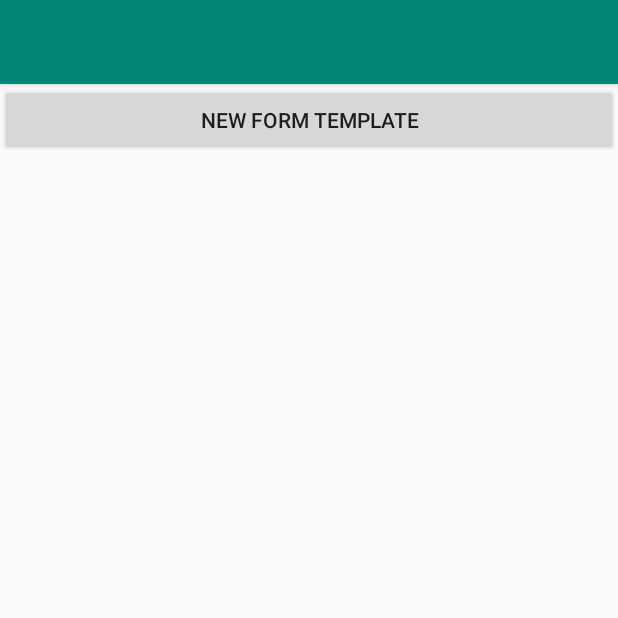
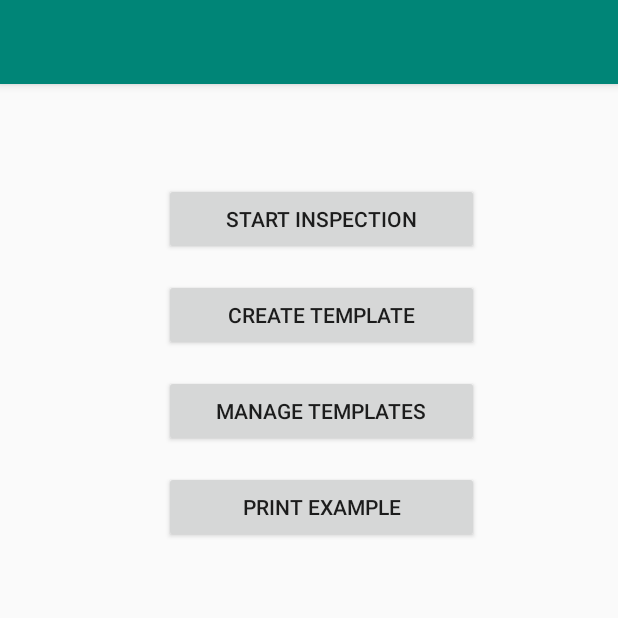
Before and after one commit to MethodicalMadness/Inspect, an Android app: the screen it shows after launch (MainActivity), on a phone screen of 412 x 824 dp, the top half of it. Run offline under Robolectric (Android 15) with nearby library versions, the phone set to English and light mode, and no system bars.

Commit message:
Attempting to flesh out UI interaction.
Basic menu screens created, code existing added to an example button, will be referenced later to add buttons to template editor on the fly.

Issues with original layout, doesnt adjust to different resolutions

Need to add buttons to other menus then code them to move through the pages.

```diff
--- a/app/src/main/res/layout/activity_main.xml
+++ b/app/src/main/res/layout/activity_main.xml
@@ -1,12 +1,70 @@
 <?xml version="1.0" encoding="utf-8"?>
-<LinearLayout xmlns:android="http://schemas.android.com/apk/res/android"
-    android:orientation="vertical" android:layout_width="match_parent"
-    android:layout_height="match_parent">
+<androidx.constraintlayout.widget.ConstraintLayout xmlns:android="http://schemas.android.com/apk/res/android"
+    xmlns:app="http://schemas.android.com/apk/res-auto"
+    xmlns:tools="http://schemas.android.com/tools"
+    android:id="@+id/ParentConstraintLayout"
+    android:layout_width="match_parent"
+    android:layout_height="match_parent"
+    android:orientation="vertical">
 
-    <Button
-        android:id="@+id/templateEditorBlank"
+    <androidx.constraintlayout.widget.ConstraintLayout
         android:layout_width="match_parent"
-        android:layout_height="wrap_content"
-        android:onClick="newBlankTemplate"
-        android:text="New Form Template" />
-</LinearLayout>
+        android:layout_height="match_parent"
+        android:layout_marginStart="16dp"
+        android:layout_marginTop="16dp"
+        android:layout_marginEnd="16dp"
+        android:layout_marginBottom="16dp"
+        app:layout_constraintBottom_toBottomOf="parent"
+        app:layout_constraintEnd_toEndOf="parent"
+        app:layout_constraintStart_toStartOf="parent"
+        app:layout_constraintTop_toTopOf="parent">
+
+        <Button
+            android:id="@+id/btnCreateTemplate"
+            android:layout_width="0dp"
+            android:layout_height="wrap_content"
+            android:layout_marginTop="16dp"
+            android:text="Create Template"
+            app:layout_constraintEnd_toEndOf="@+id/btnStartInspection"
+            app:layout_constraintStart_toStartOf="@+id/btnStartInspection"
+            app:layout_constraintTop_toBottomOf="@+id/btnStartInspection" />
+
+        <Button
+            android:id="@+id/btnManageTemplate"
+            android:layout_width="0dp"
+            android:layout_height="wrap_content"
+            android:layout_marginTop="16dp"
+            android:text="Manage Templates"
+            app:layout_constraintEnd_toEndOf="@+id/btnCreateTemplate"
+            app:layout_constraintStart_toStartOf="@+id/btnCreateTemplate"
+            app:layout_constraintTop_toBottomOf="@+id/btnCreateTemplate" />
+
+        <Button
+            android:id="@+id/btnStartInspection"
+            android:layout_width="210dp"
+            android:layout_height="wrap_content"
+            android:layout_marginStart="8dp"
+            android:layout_marginTop="50dp"
+            android:layout_marginEnd="8dp"
+            android:text="Start Inspection"
+            app:layout_constraintBottom_toTopOf="@+id/btnCreateTemplate"
+            app:layout_constraintEnd_toEndOf="parent"
+            app:layout_constraintHorizontal_bias="0.556"
+            app:layout_constraintStart_toStartOf="parent"
+            app:layout_constraintTop_toTopOf="parent" />
+
+        <Button
+            android:id="@+id/btnPrintExample"
+            android:layout_width="0dp"
+            android:layout_height="wrap_content"
+            android:layout_marginTop="16dp"
+            android:onClick="newBlankTemplate"
+            android:text="Print Example"
+            app:layout_constraintEnd_toEndOf="@+id/btnManageTemplate"
+            app:layout_constraintStart_toStartOf="@+id/btnManageTemplate"
+            app:layout_constraintTop_toBottomOf="@+id/btnManageTemplate"
+            tools:layout_conversion_absoluteHeight="48dp"
+            tools:layout_conversion_absoluteWidth="411dp" />
+    </androidx.constraintlayout.widget.ConstraintLayout>
+
+</androidx.constraintlayout.widget.ConstraintLayout>
```
Also changed, not shown: app/src/main/res/layout/inspection_menu.xml (added, +8 -0 lines), app/src/main/res/layout/manage_template_menu.xml (added, +23 -0 lines), app/src/main/res/layout/template_menu.xml (added, +44 -0 lines).
